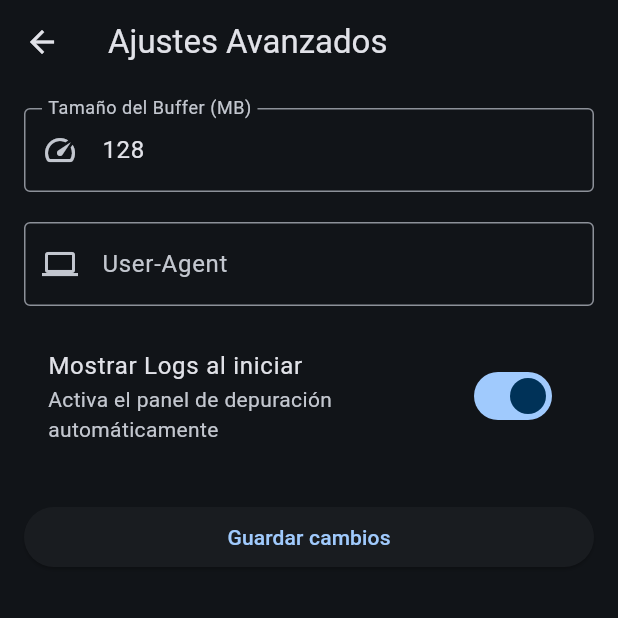
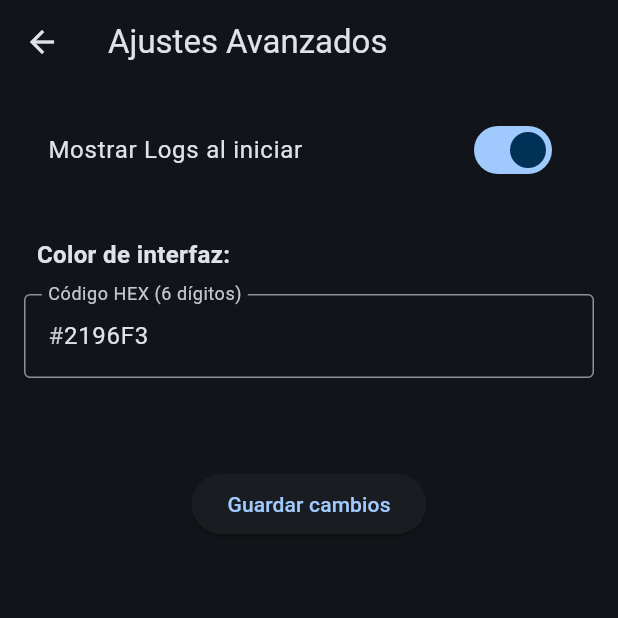
Before and after one commit to WykosVx/NeawStreamV-player, a Flutter app: the SettingsScreen screen opened directly, after a tap on "Mostrar Logs al iniciar", on a phone screen of 412 x 824 dp, the top half of it. Run offline on Flutter 3.47's test engine with Material 3 defaults, Android fonts, the phone set to English and light mode, and no system bars; our stand-ins replace lottie, shared_preferences; missing offline and left inert: media_kit, media_kit_video; accounts and stored records are empty.

Commit message:
Update settings_screen.dart

```diff
--- a/lib/screens/settings_screen.dart
+++ b/lib/screens/settings_screen.dart
@@ -1,6 +1,7 @@
 import 'package:flutter/material.dart';
-import 'package:shared_preferences/shared_preferences.dart';
 import 'package:NeawStreamVplayer/app_settings.dart';
+import 'package:NeawStreamVplayer/main.dart';
+import 'package:flutter/services.dart';
 
 class SettingsScreen extends StatefulWidget {
   @override
@@ -8,87 +9,177 @@ class SettingsScreen extends StatefulWidget {
 }
 
 class _SettingsScreenState extends State<SettingsScreen> {
-  final TextEditingController _bufferController = TextEditingController();
-  final TextEditingController _uaController = TextEditingController();
-  bool _mostrarLogsDefault = false;
+  final TextEditingController _hexColorController = TextEditingController();
+  bool _mostrarLogs = false;
+  bool _isTV = false;
+  Color _themeColor = Colors.blue;
+
+  final List<Color> _paletaColores = [
+    const Color(0xFF448AFF), const Color(0xFFFF0000), const Color(0xFF00FF00), const Color(0xFFFF9100),
+    const Color(0xFF33023B), const Color(0xFFFFFF00), const Color(0xFFEAFF00),
+    const Color(0xFFFF4081), const Color(0xFF18FFFF), const Color(0xFFFFC400),
+    const Color(0xFFFF0077), const Color(0xFF937CFA), const Color(0xFFFF6E40),
+    const Color(0xFF00FFD5), const Color(0xFFFFFFFF), const Color(0xFF9E9E9E),
+    const Color(0xFFFFB7B2), const Color(0xFFB5EAD7), const Color(0xFFC7CEEA),
+    const Color(0xFFE8AEFF), const Color(0xFFFFF4BD), const Color(0xFF6C5CE7),
+    const Color(0xFF0984E3), const Color(0xFF00CEC9), const Color(0xFFED4C67),
+    const Color(0xFF2ECC71), const Color(0xFF1E272E), const Color(0xFF111424),
+    const Color(0xFF2C3E50),
+  ];
+
+  late List<FocusNode> _focusNodes;
 
   @override
   void initState() {
     super.initState();
+    _focusNodes = List.generate(_paletaColores.length, (index) => FocusNode());
     _loadData();
+  }
+
+  @override
+  void dispose() {
+    for (var node in _focusNodes) {
+      node.dispose();
+    }
+    super.dispose();
+  }
+
+  @override
+  void didChangeDependencies() {
+    super.didChangeDependencies();
+    setState(() => _isTV = MediaQuery.of(context).size.width > 800);
   }
 
   void _loadData() async {
     final data = await AppSettings.getSettings();
     setState(() {
-      _bufferController.text = data['buffer'].toString();
-      _uaController.text = data['ua'];
-      _mostrarLogsDefault = data['showLogs'] ?? false;
+      _mostrarLogs = data['showLogs'] ?? false;
+      _themeColor = Color(data['themeColor'] as int);
+      _hexColorController.text = _themeColor.value.toRadixString(16).substring(2).toUpperCase();
     });
   }
 
   @override
   Widget build(BuildContext context) {
     return Scaffold(
-      appBar: AppBar(title: Text("Ajustes Avanzados")),
-      body: Padding(
-        padding: EdgeInsets.all(16.0),
-        child: ListView(
+      appBar: AppBar(title: const Text("Ajustes Avanzados")),
+      body: SingleChildScrollView(
+        padding: const EdgeInsets.all(16.0),
+        child: Column(
           children: [
-            TextFormField(
-              controller: _bufferController,
-              keyboardType: TextInputType.number,
-              decoration: InputDecoration(
-                labelText: "Tamaño del Buffer (MB)",
-                border: OutlineInputBorder(),
-                prefixIcon: Icon(Icons.speed),
-              ),
+            SwitchListTile(
+              title: const Text("Mostrar Logs al iniciar"),
+              value: _mostrarLogs,
+              onChanged: (bool value) => setState(() => _mostrarLogs = value),
             ),
-            SizedBox(height: 20),
+            const SizedBox(height: 30),
+            const Align(
+                alignment: Alignment.centerLeft,
+                child: Text("  Color de interfaz:",
+                    style: TextStyle(fontSize: 16, fontWeight: FontWeight.bold))),
+            const SizedBox(height: 15),
 
-            TextFormField(
-              controller: _uaController,
-              decoration: InputDecoration(
-                labelText: "User-Agent",
-                border: OutlineInputBorder(),
-                prefixIcon: Icon(Icons.computer),
-              ),
-            ),
-            SizedBox(height: 20),
+            _isTV ? _buildPaletaColores() : _buildCampoHexadecimal(),
 
-            SwitchListTile(
-              title: Text("Mostrar Logs al iniciar"),
-              subtitle: Text("Activa el panel de depuración automáticamente"),
-              value: _mostrarLogsDefault,
-              onChanged: (bool value) {
-                setState(() {
-                  _mostrarLogsDefault = value;
-                });
-              },
-            ),
-
-            SizedBox(height: 30),
-
+            const SizedBox(height: 60),
             ElevatedButton(
               onPressed: () {
-                int bufferValue = int.tryParse(_bufferController.text) ?? 128;
-
-                AppSettings.saveSettings(
-                  bufferValue,
-                  _uaController.text,
-                  _mostrarLogsDefault
-                );
-
-                ScaffoldMessenger.of(context).showSnackBar(
-                  SnackBar(content: Text("Configuración guardada")),
-                );
+                AppSettings.saveSettings(128, _mostrarLogs, _themeColor.value);
+                globalAccentColor.value = _themeColor;
                 Navigator.pop(context);
               },
-              child: Text("Guardar cambios"),
+              child: const Text("Guardar cambios"),
             )
           ],
         ),
       ),
     );
   }
+
+  Widget _buildPaletaColores() {
+  return FocusTraversalGroup(
+    policy: OrderedTraversalPolicy(),
+    child: SizedBox(
+      height: 300,
+      child: GridView.builder(
+        gridDelegate: const SliverGridDelegateWithFixedCrossAxisCount(
+          crossAxisCount: 6,
+          mainAxisSpacing: 10,
+          crossAxisSpacing: 10,
+        ),
+        itemCount: _paletaColores.length,
+        itemBuilder: (context, index) {
+          return _buildBotonColor(index, _paletaColores[index]);
+        },
+      ),
+    ),
+  );
 }
+
+Widget _buildBotonColor(int index, Color color) {
+  final int colorVal = color.value & 0xFFFFFFFF;
+  final int selectedVal = _themeColor.value & 0xFFFFFFFF;
+  final FocusNode node = _focusNodes[index];
+
+  return Focus(
+    focusNode: node,
+    onKey: (node, event) {
+      if (event is RawKeyDownEvent &&
+         (event.logicalKey.keyLabel == "Select" || event.logicalKey.keyLabel == "Enter")) {
+        setState(() {
+          _themeColor = color;
+          _hexColorController.text = color.value.toRadixString(16).substring(2).toUpperCase();
+        });
+        AppSettings.saveSettings(128, _mostrarLogs, color.value);
+        globalAccentColor.value = color;
+        return KeyEventResult.handled;
+      }
+      return KeyEventResult.ignored;
+    },
+    onFocusChange: (focused) => setState(() {}),
+    child: InkWell(
+      onTap: () {
+        setState(() {
+          _themeColor = color;
+          _hexColorController.text = color.value.toRadixString(16).substring(2).toUpperCase();
+        });
+        AppSettings.saveSettings(128, _mostrarLogs, color.value);
+        globalAccentColor.value = color;
+      },
+      child: Container(
+        width: 60, height: 60,
+        decoration: BoxDecoration(
+          shape: BoxShape.circle,
+          color: node.hasFocus ? Colors.white.withOpacity(0.2) : Colors.transparent,
+          border: Border.all(
+            color: node.hasFocus ? Colors.white : Colors.transparent,
+            width: 4,
+          ),
+        ),
+        padding: const EdgeInsets.all(4),
+        child: CircleAvatar(
+          backgroundColor: color,
+          child: colorVal == selectedVal ? const Icon(Icons.check, color: Colors.white) : null,
+        ),
+      ),
+    ),
+  );
+}
+  Widget _buildCampoHexadecimal() {
+    return TextFormField(
+      controller: _hexColorController,
+      decoration: const InputDecoration(
+        labelText: "Código HEX (6 dígitos)",
+        prefixText: "#",
+        border: OutlineInputBorder(),
+      ),
+      onChanged: (val) {
+        try {
+          if (val.length >= 6) {
+            setState(() => _themeColor = Color(int.parse("FF${val.replaceAll('#', '')}", radix: 16)));
+          }
+        } catch (_) {}
+      },
+    );
+  }
+}
```
